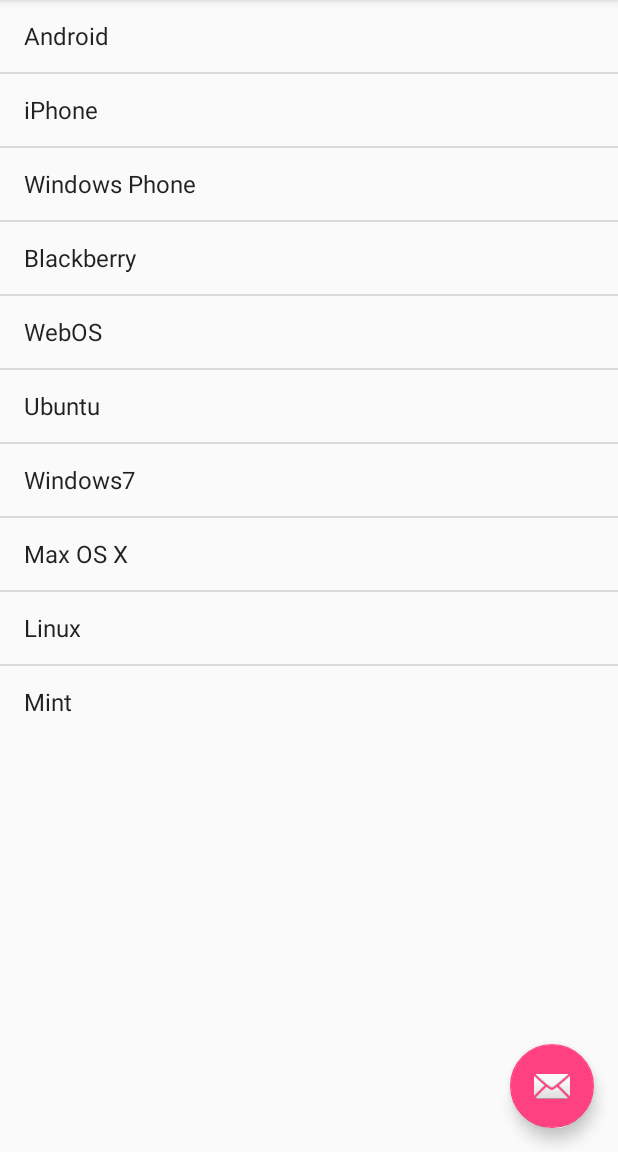
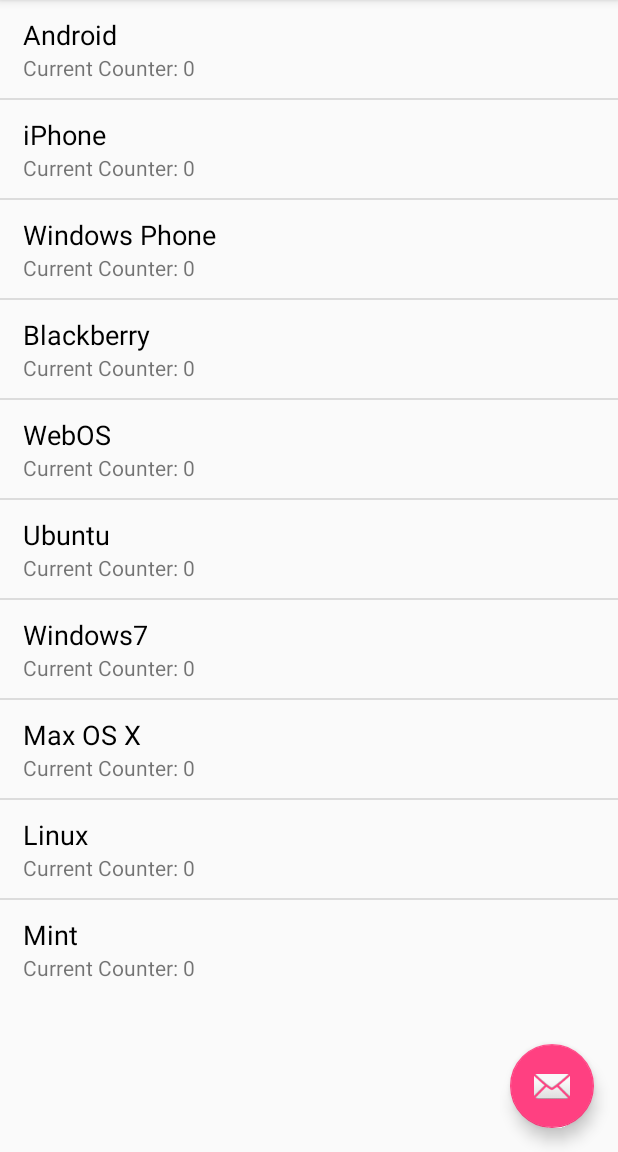
Before and after one commit to SPKB24/TodoApplication, an Android app: the screen it shows after launch (MainActivity), on a phone screen of 412 x 824 dp, the part 84-1236 px from its top. Run offline under Robolectric (Android 15) with nearby library versions, the phone set to English and light mode, and no system bars.

Commit message:
Completed custom adapter

```diff
--- a/app/build.gradle
+++ b/app/build.gradle
@@ -17,10 +17,14 @@ android {
             proguardFiles getDefaultProguardFile('proguard-android.txt'), 'proguard-rules.pro'
         }
     }
+    compileOptions {
+        sourceCompatibility JavaVersion.VERSION_1_7
+        targetCompatibility JavaVersion.VERSION_1_7
+    }
 }
 
 dependencies {
-    compile fileTree(dir: 'libs', include: ['*.jar'])
+    compile fileTree(include: ['*.jar'], dir: 'libs')
     testCompile 'junit:junit:4.12'
     compile 'com.android.support:appcompat-v7:23.3.0'
     compile 'com.android.support:design:23.3.0'
--- /dev/null
+++ b/app/src/main/java/com/example/spal/todoapplication/CustomAdapter.java
@@ -0,0 +1,35 @@
+package com.example.spal.todoapplication;
+
+import android.content.Context;
+import android.view.LayoutInflater;
+import android.view.View;
+import android.view.ViewGroup;
+import android.widget.ArrayAdapter;
+import android.widget.TextView;
+
+class CustomAdapter extends ArrayAdapter<String> {
+
+    CustomAdapter(Context context, String[] devices) {
+        super(context, R.layout.custom_row, devices);
+    }
+
+    @Override
+    public View getView(int position, View convertView, ViewGroup parent) {
+        LayoutInflater inflater = LayoutInflater.from(getContext());
+        View view = inflater.inflate(R.layout.custom_row, parent, false);
+
+        String header = getItem(position);
+
+        // Get TextViews for Header and Subtitle
+        TextView headTextItem = (TextView) view.findViewById(R.id.textViewHeader);
+        TextView subTextItem = (TextView) view.findViewById(R.id.textViewSubTitle);
+
+        // Populate both TextViews
+        headTextItem.setText(header);
+        subTextItem.setText("Current Counter: 0");
+
+        return view;
+    }
+
+
+}
--- a/app/src/main/java/com/example/spal/todoapplication/MainActivity.java
+++ b/app/src/main/java/com/example/spal/todoapplication/MainActivity.java
@@ -37,6 +37,7 @@ public class MainActivity extends AppCompatActivity {
 
         FloatingActionButton fab = (FloatingActionButton) findViewById(R.id.fab);
 
+        // OnClickListener for FloatingActionButton
         if (fab != null) {
             fab.setOnClickListener(new View.OnClickListener() {
                 public void onClick(View v) {
@@ -71,7 +72,8 @@ public class MainActivity extends AppCompatActivity {
         final ArrayList<String> list = new ArrayList<>();
         for (String value : this.values) { list.add(value); }
 
-        ArrayAdapter<String> adapter = new ArrayAdapter<>(this, android.R.layout.simple_list_item_1, this.values);
+        ArrayAdapter<String> adapter = new CustomAdapter(this, values);
+
         if (lv != null) {
 
             lv.setAdapter(adapter);
@@ -81,6 +83,7 @@ public class MainActivity extends AppCompatActivity {
                     @Override
                     public void onItemClick(AdapterView<?> parent, View view, int position, long id) {
                         String value = String.valueOf(parent.getItemAtPosition(position));
+                        TextView
                         int count = poll.get(value);
 
                         // Add 1 click to the value that was clicked on
--- /dev/null
+++ b/app/src/main/res/layout/custom_row.xml
@@ -0,0 +1,33 @@
+<?xml version="1.0" encoding="utf-8"?>
+<LinearLayout xmlns:android="http://schemas.android.com/apk/res/android"
+    android:layout_width="match_parent" android:layout_height="match_parent">
+
+
+    <LinearLayout
+        android:orientation="vertical"
+        android:layout_width="match_parent"
+        android:layout_height="wrap_content"
+        android:layout_marginBottom="5dp"
+        android:layout_marginTop="5dp">
+
+        <TextView
+            android:layout_width="wrap_content"
+            android:layout_height="wrap_content"
+            android:textAppearance="?android:attr/textAppearanceMedium"
+            android:text="Large Text"
+            android:textColor="@android:color/black"
+            android:id="@+id/textViewHeader"
+            android:layout_marginTop="5dp"
+            android:layout_marginLeft="15dp"/>
+
+        <TextView
+            android:layout_width="wrap_content"
+            android:layout_height="wrap_content"
+            android:textAppearance="?android:attr/textAppearanceSmall"
+            android:text="Small Text"
+            android:layout_marginLeft="15dp"
+            android:layout_marginBottom="5dp"
+            android:id="@+id/textViewSubTitle" />
+
+    </LinearLayout>
+</LinearLayout>
```
